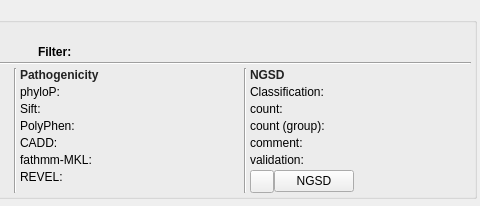
Before: the Qt Designer form src/GSvar/VariantDetailsDockWidget.ui in imgag/ngs-bits, drawn with Qt 5; both pictures show x 870 to 1350 and y 0 to 206 of the 1350 by 206 pixel window.
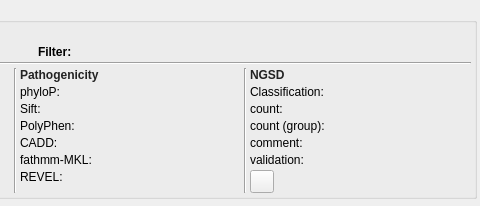
After: the same form once the commit is applied. Icons and pictures are not drawn.

Commit message: GSvar: moved functionality from variant details widget to context menu.

The edit to the form file:
```diff
--- a/src/GSvar/VariantDetailsDockWidget.ui
+++ b/src/GSvar/VariantDetailsDockWidget.ui
@@ -1145,16 +1145,6 @@
               </property>
              </widget>
             </item>
-            <item>
-             <widget class="QPushButton" name="ngsd_edit">
-              <property name="toolTip">
-               <string>Enabled only for variants in the NGSD, i.e. AF&lt;5%</string>
-              </property>
-              <property name="text">
-               <string>NGSD</string>
-              </property>
-             </widget>
-            </item>
             <item>
              <spacer name="horizontalSpacer">
               <property name="orientation">
```
The commit also changes 14 other files.
